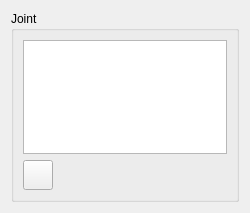
istee/cor3d, file GUI/SideWidgetComponents/AddNewJoint.ui: the form before one commit.
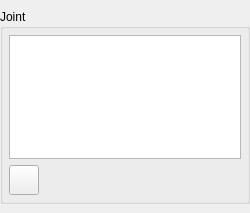
The form after the commit. Custom widgets are drawn as their Qt base class.

```diff
--- a/GUI/SideWidgetComponents/AddNewJoint.ui
+++ b/GUI/SideWidgetComponents/AddNewJoint.ui
@@ -26,6 +26,18 @@
    <string>Add new joint</string>
   </property>
   <layout class="QGridLayout" name="gridLayout">
+   <property name="leftMargin">
+    <number>0</number>
+   </property>
+   <property name="topMargin">
+    <number>9</number>
+   </property>
+   <property name="rightMargin">
+    <number>0</number>
+   </property>
+   <property name="bottomMargin">
+    <number>9</number>
+   </property>
    <item row="0" column="0">
     <widget class="SideWidgetGroupBox" name="groupBox">
      <property name="sizePolicy">
@@ -41,6 +53,9 @@
       <string>Joint</string>
      </property>
      <layout class="QVBoxLayout" name="verticalLayout">
+      <property name="margin">
+       <number>6</number>
+      </property>
       <item>
        <widget class="TreeWidgetExtension" name="treeViewJoints">
         <property name="indentation">
```
